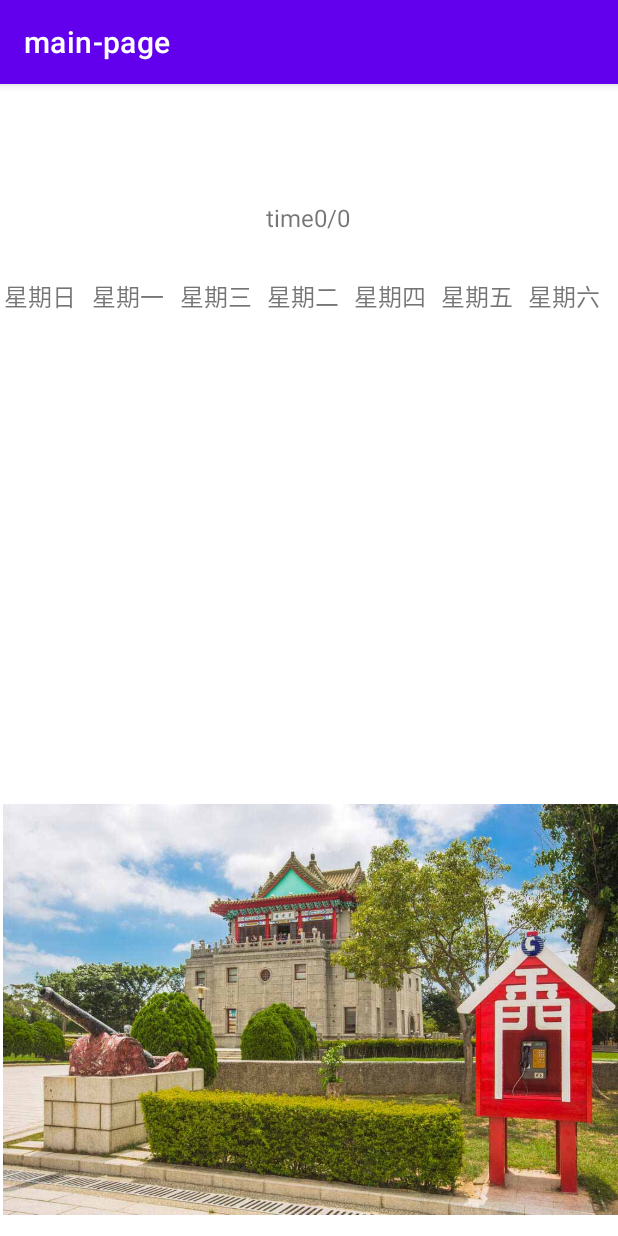
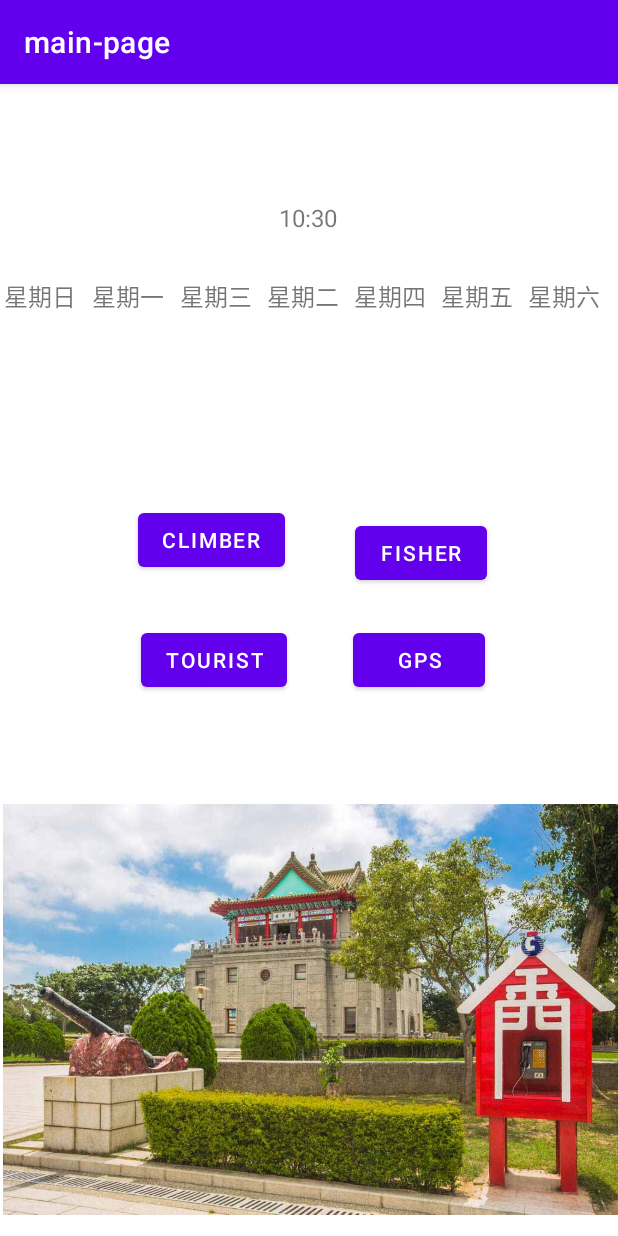
Before and after one commit to victor881212/weatherapp, an Android app: the screen it shows after launch (MainActivity), on a phone screen of 412 x 824 dp. Run offline under Robolectric (Android 15) with nearby library versions, the light colour scheme and no system bars.

Commit message:
更新 ppt

```diff
--- a/main-page/app/src/main/java/com/example/main_page/MainActivity.java
+++ b/main-page/app/src/main/java/com/example/main_page/MainActivity.java
@@ -2,33 +2,28 @@ package com.example.main_page;
 
 import androidx.appcompat.app.AppCompatActivity;
 
+import android.annotation.SuppressLint;
 import android.os.Bundle;
 import android.text.format.Time;
 import android.widget.TextView;
 import java.text.DateFormat;
- 4 import java.text.ParseException;
- 5 import java.text.SimpleDateFormat;
- 6 import java.util.Calendar;
- 7 import java.util.Date;
+import java.text.ParseException;
+import java.text.SimpleDateFormat;
+import java.util.Calendar;
+import java.util.Date;
 
 public class MainActivity extends AppCompatActivity {
+
     @Override
     protected void onCreate(Bundle savedInstanceState) {
         super.onCreate(savedInstanceState);
         setContentView(R.layout.activity_main);
-        Time now = new Time();
-        TextView text = (TextView) findViewById(R.id.datetext);
-        now.setToNow();
-        String Time= now.toString();
-        int month =now.month;
-        int hour = now.hour;
-        text.setText("time"+month+'/'+hour); //不知道怎麼更改時區
-        TextView time = findViewById(R.id.datetext);
+        TextView time = (TextView) findViewById(R.id.datetext);
         @SuppressLint("SimpleDateFormat")
-        SimpleDateFormat formatter = new SimpleDateFormat("HH:mm:ss");
+        SimpleDateFormat formatter = new SimpleDateFormat("HH:mm");
         Date curDate = new Date(System.currentTimeMillis());
         String str = formatter.format(curDate);
-        time.setText(str)
+        time.setText(str);//時區問迪
     }
 
 
--- a/main-page/app/src/main/res/layout/activity_main.xml
+++ b/main-page/app/src/main/res/layout/activity_main.xml
@@ -20,6 +20,7 @@
         app:layout_constraintStart_toStartOf="parent" />
 
     <LinearLayout
+        android:id="@+id/linearLayout"
         android:layout_width="407dp"
         android:layout_height="118dp"
         android:orientation="vertical"
@@ -159,4 +160,44 @@
         app:layout_constraintStart_toStartOf="parent"
         app:srcCompat="@mipmap/juguang" />
 
+    <Button
+        android:id="@+id/button"
+        android:layout_width="wrap_content"
+        android:layout_height="wrap_content"
+        android:layout_marginStart="92dp"
+        android:layout_marginBottom="32dp"
+        android:text="climber"
+        app:layout_constraintBottom_toTopOf="@+id/button3"
+        app:layout_constraintStart_toStartOf="parent" />
+
+    <Button
+        android:id="@+id/button2"
+        android:layout_width="wrap_content"
+        android:layout_height="wrap_content"
+        android:layout_marginEnd="85dp"
+        android:layout_marginBottom="23dp"
+        android:text="fisher"
+        app:layout_constraintBottom_toTopOf="@+id/button4"
+        app:layout_constraintEnd_toEndOf="@+id/linearLayout" />
+
+    <Button
+        android:id="@+id/button3"
+        android:layout_width="wrap_content"
+        android:layout_height="wrap_content"
+        android:layout_marginStart="2dp"
+        android:text="tourist"
+        app:layout_constraintBottom_toBottomOf="parent"
+        app:layout_constraintStart_toStartOf="@+id/button"
+        app:layout_constraintTop_toTopOf="parent" />
+
+    <Button
+        android:id="@+id/button4"
+        android:layout_width="wrap_content"
+        android:layout_height="wrap_content"
+        android:layout_marginEnd="1dp"
+        android:text="Gps"
+        app:layout_constraintBottom_toBottomOf="parent"
+        app:layout_constraintEnd_toEndOf="@+id/button2"
+        app:layout_constraintTop_toTopOf="parent" />
+
 </androidx.constraintlayout.widget.ConstraintLayout>
```
Also changed, not shown: 1 other file.
